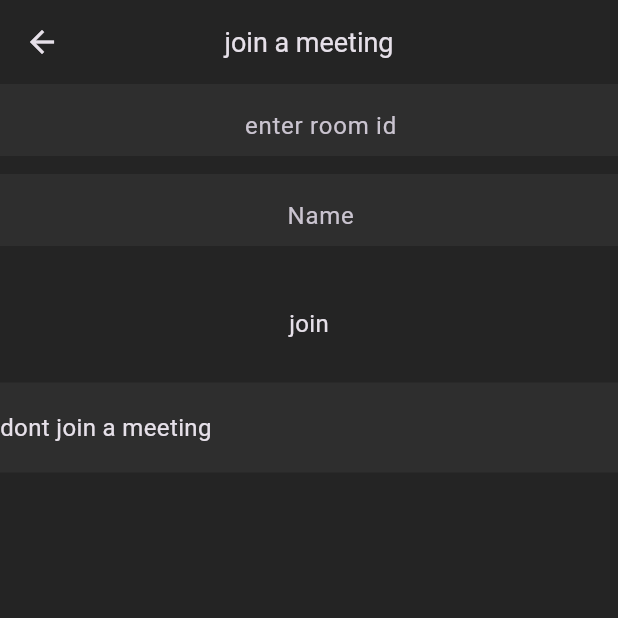
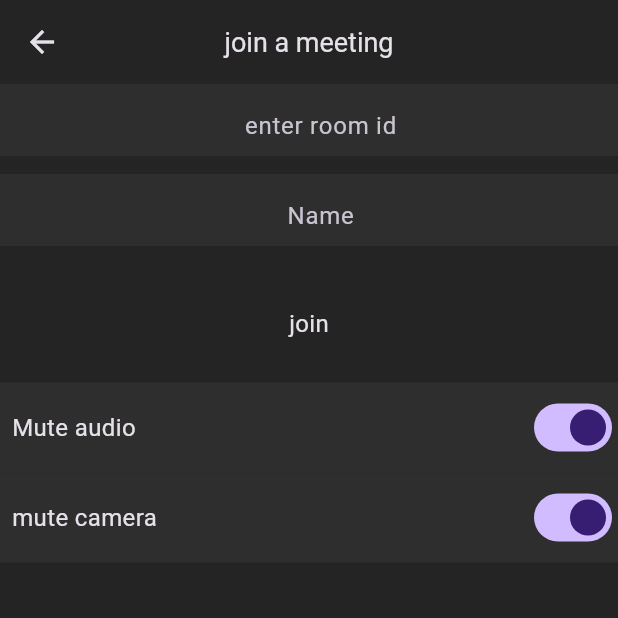
Before and after one commit to nishantxoxo/video-conferencing-app, a Flutter app: the VideoCallScreen screen opened by its route, after a tap on "join", on a phone screen of 412 x 824 dp, the top half of it. Run offline on Flutter 3.47's test engine with Material 3 defaults, Android fonts, the phone set to English and light mode, and no system bars; our stand-ins replace cloud_firestore, firebase_auth, firebase_core, google_sign_in; missing offline and left inert: jitsi_meet_v1, jitsi_meet_wrapper; accounts and stored records are empty; generated files the repository leaves out were written again.

Commit message:
added join meet function

```diff
--- a/lib/resources/jitsi_meet_methods.dart
+++ b/lib/resources/jitsi_meet_methods.dart
@@ -1,33 +1,59 @@
-
 import 'package:flutter/material.dart';
 import 'package:jitsi_meet_v1/feature_flag/feature_flag.dart';
-import 'package:jitsi_meet_v1/jitsi_meet.dart';
+import 'package:jitsi_meet_wrapper/jitsi_meet_wrapper.dart';
+// import 'package:jitsi_meet_v1/jitsi_meet.dart';
 import 'package:video_conferencing_app/resources/auth_methods.dart';
 
-class JitsiMeetMethods{
+class JitsiMeetMethods {
   final AuthMethods _authMethods = AuthMethods();
-  void createMeet({required String roomName, required bool isAudioMuted, required bool isVideoMuted}) async{
-   try {
-	  FeatureFlag featureFlag = FeatureFlag();
-	  featureFlag.welcomePageEnabled = false;
-	  featureFlag.resolution = FeatureFlagVideoResolution.MD_RESOLUTION; // Limit video resolution to 360p
+  void createMeet(
+      {required String roomName,
+      required bool isAudioMuted,
+      required bool isVideoMuted,
+      String username = ''}) async {
+    try {
+      FeatureFlag featureFlag = FeatureFlag();
+      featureFlag.welcomePageEnabled = false;
+      featureFlag.resolution = FeatureFlagVideoResolution
+          .MD_RESOLUTION; // Limit video resolution to 360p
+      featureFlag.meetingPasswordEnabled = false;
+      String name;
+      if (username.isEmpty) {
+        name = _authMethods.user.displayName!;
+      } else {
+        name = username;
+      }
+      // var options = JitsiMeetingOptions(room: roomName)
+      //   // ..room = "myroom" // Required, spaces will be trimmed
+      //   // ..serverURL = "https://someHost.com"
+      //   // ..subject = "Meeting with Gunschu"
+      //   ..userDisplayName = name
+      //   ..userEmail = _authMethods.user.email
+      //   ..userAvatarURL = _authMethods.user.photoURL // or .png
+      //   // ..token = '1234'
 
-      var options = JitsiMeetingOptions( room: roomName )
-        // ..room = "myroom" // Required, spaces will be trimmed
-        // ..serverURL = "https://someHost.com"
-        // ..subject = "Meeting with Gunschu"
-        ..userDisplayName = _authMethods.user.displayName
-        ..userEmail = _authMethods.user.email
-        ..userAvatarURL = _authMethods.user.photoURL // or .png
-
-        ..audioMuted = isAudioMuted
-        ..videoMuted = isVideoMuted;
+      //   ..audioMuted = isAudioMuted
+      //   ..videoMuted = isVideoMuted
+      //   ..featureFlags = featureFlag
+      Map<String, Object> featureFlags = {};
+      var options = JitsiMeetingOptions(
+          roomNameOrUrl: roomName,
+          userDisplayName: name,
+          userEmail: _authMethods.user.email,
+          userAvatarUrl: _authMethods.user.photoURL,
+          isAudioMuted: isAudioMuted,
+          isVideoMuted: isVideoMuted,
+          );
 
 
-      await JitsiMeet.joinMeeting(options);
+      await JitsiMeetWrapper.joinMeeting(options: options, listener: JitsiMeetingListener(
+    onConferenceWillJoin: (url) => print("onConferenceWillJoin: url: $url"),
+    onConferenceJoined: (url) => print("onConferenceJoined: url: $url"),
+    onConferenceTerminated: (url, error) => print("onConferenceTerminated: url: $url, error: $error"),
+  ),);
+      // await JitsiMeet.joinMeeting(options);
     } catch (error) {
       debugPrint("error: $error");
     }
+  }
 }
-
-}
--- a/lib/screens/meetings_screen.dart
+++ b/lib/screens/meetings_screen.dart
@@ -9,7 +9,7 @@ class MeetingsScreen extends StatelessWidget {
   final JitsiMeetMethods jitsiMeetMethods = JitsiMeetMethods();
   createNewMeeting() async{
     var random = Random();
-    String roomName = (random.nextInt(10000000) + 10000000).toString();
+    String roomName = (random.nextInt(1000000000) + 1000000000).toString();
     jitsiMeetMethods.createMeet(roomName: roomName, isAudioMuted: true, isVideoMuted: true);
   }
 
--- a/lib/screens/video_call_screen.dart
+++ b/lib/screens/video_call_screen.dart
@@ -1,5 +1,7 @@
 import 'package:flutter/material.dart';
+import 'package:jitsi_meet_v1/jitsi_meet.dart';
 import 'package:video_conferencing_app/resources/auth_methods.dart';
+import 'package:video_conferencing_app/resources/jitsi_meet_methods.dart';
 import 'package:video_conferencing_app/utils/colors.dart';
 import 'package:video_conferencing_app/widgets/meeting_option.dart';
 
@@ -14,7 +16,19 @@ class _VideoCallScreenState extends State<VideoCallScreen> {
   final AuthMethods _authMethods = AuthMethods();
   late TextEditingController meetingidcontroller;
   late TextEditingController namecontroller;
-
+  final JitsiMeetMethods _jitsiMeetMethods = JitsiMeetMethods();
+  onAudioMuted(bool val) {
+    setState(() {
+      isAudioMuted = val;
+    });
+  }
+  onVideoMuted(bool val) {
+    setState(() {
+      isVideoMuted = val;
+    });
+  }
+  bool isAudioMuted = true;
+  bool isVideoMuted = true;
   @override
   void initState() {
     // TODO: implement initState
@@ -23,7 +37,17 @@ class _VideoCallScreenState extends State<VideoCallScreen> {
     super.initState();
   }
 
-  _joinMeeting() {}
+  @override
+  void dispose(){
+    super.dispose();
+    meetingidcontroller.dispose();
+    namecontroller.dispose();
+    JitsiMeet.removeAllListeners();
+  }
+
+  _joinMeeting() {
+    _jitsiMeetMethods.createMeet(roomName: meetingidcontroller.text, isAudioMuted: isAudioMuted, isVideoMuted: isVideoMuted, username: namecontroller.text);
+  }
 
   @override
   Widget build(BuildContext context) {
@@ -31,7 +55,7 @@ class _VideoCallScreenState extends State<VideoCallScreen> {
       appBar: AppBar(
         elevation: 0,
         backgroundColor: backgroundColor,
-        title: Text(
+        title: const Text(
           'join a meeting',
           style: TextStyle(fontSize: 18),
         ),
@@ -46,7 +70,7 @@ class _VideoCallScreenState extends State<VideoCallScreen> {
               maxLines: 1,
               textAlign: TextAlign.center,
               keyboardType: TextInputType.number,
-              decoration: InputDecoration(
+              decoration: const InputDecoration(
                   fillColor: secondaryBackgroundColor,
                   filled: true,
                   border: InputBorder.none,
@@ -61,7 +85,7 @@ class _VideoCallScreenState extends State<VideoCallScreen> {
               maxLines: 1,
               textAlign: TextAlign.center,
               keyboardType: TextInputType.number,
-              decoration: InputDecoration(
+              decoration: const InputDecoration(
                   fillColor: secondaryBackgroundColor,
                   filled: true,
                   border: InputBorder.none,
@@ -69,7 +93,7 @@ class _VideoCallScreenState extends State<VideoCallScreen> {
                   contentPadding: EdgeInsets.fromLTRB(16, 8, 0, 0)),
             ),
           ),
-          SizedBox(
+          const SizedBox(
             height: 20,
           ),
           InkWell(
@@ -82,8 +106,19 @@ class _VideoCallScreenState extends State<VideoCallScreen> {
               ),
             ),
           ),
-          SizedBox(height: 20,),
-          MeetingOption(text: 'dont join a meeting'),
+          const SizedBox(
+            height: 20,
+          ),
+          MeetingOption(
+            text: 'Mute audio',
+            ismute: isAudioMuted,
+            onChanged: onAudioMuted,
+          ),
+          MeetingOption(
+            text: 'mute camera',
+            ismute: isVideoMuted,
+            onChanged: onVideoMuted,
+          ),
         ],
       ),
     );
--- a/lib/widgets/meeting_option.dart
+++ b/lib/widgets/meeting_option.dart
@@ -3,7 +3,9 @@ import 'package:video_conferencing_app/utils/colors.dart';
 
 class MeetingOption extends StatelessWidget {
   final String text;
-  const MeetingOption({super.key, required this.text});
+  final bool ismute;
+  final Function(bool) onChanged;
+  const MeetingOption({super.key, required this.text, required this.ismute, required this.onChanged});
 
   @override
   Widget build(BuildContext context) {
@@ -11,13 +13,18 @@ class MeetingOption extends StatelessWidget {
       height: 60,
       color: secondaryBackgroundColor,
       child: Row(
+        mainAxisAlignment: MainAxisAlignment.spaceBetween,
         children: [
-          Text(
-            text,
-            style: TextStyle(
-              fontSize: 16,
+          Padding(
+            padding: const EdgeInsets.all(8.0),
+            child: Text(
+              text,
+              style: TextStyle(
+                fontSize: 16,
+              ),
             ),
-          )
+          ),
+          Switch(value: ismute, onChanged: onChanged)
         ],
       ),
     );
--- a/pubspec.yaml
+++ b/pubspec.yaml
@@ -36,7 +36,7 @@ dependencies:
     sdk: flutter
   google_sign_in: ^6.2.1
   jitsi_meet_v1: ^5.0.0
-
+  jitsi_meet_wrapper: ^0.2.0+1
 dev_dependencies:
   flutter_lints: ^3.0.0
   flutter_test:
```
Also changed, not shown: lib/resources/firestore_methods.dart (added, +29 -0 lines), lib/screens/history_meeting_screen.dart (+7 -1 lines), pubspec.lock, 2 other files.
